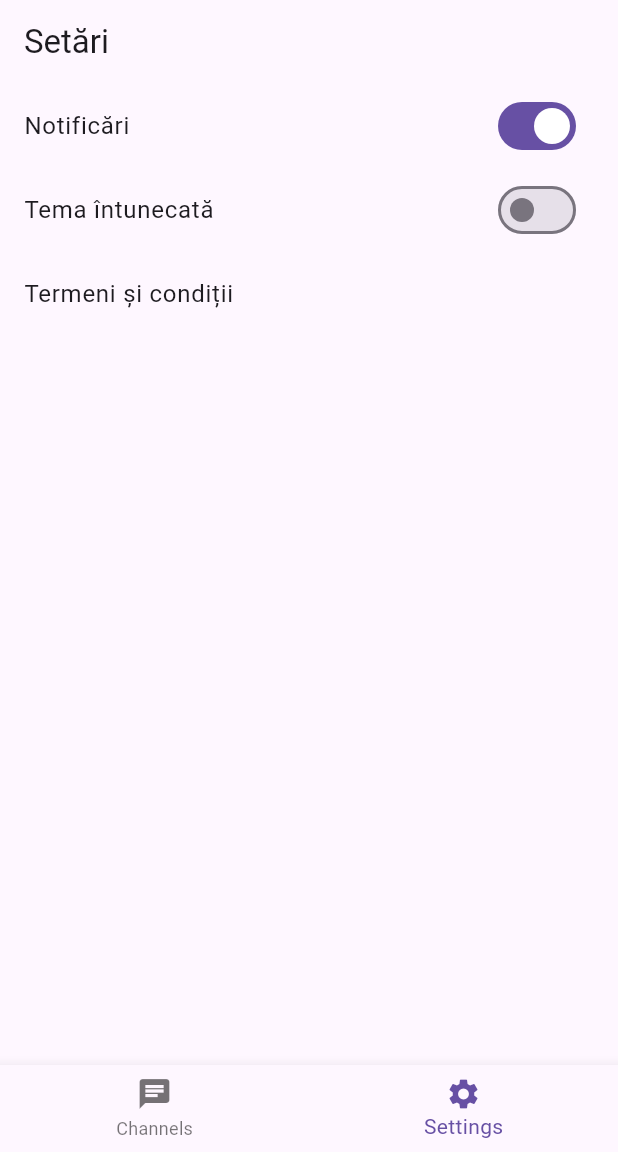
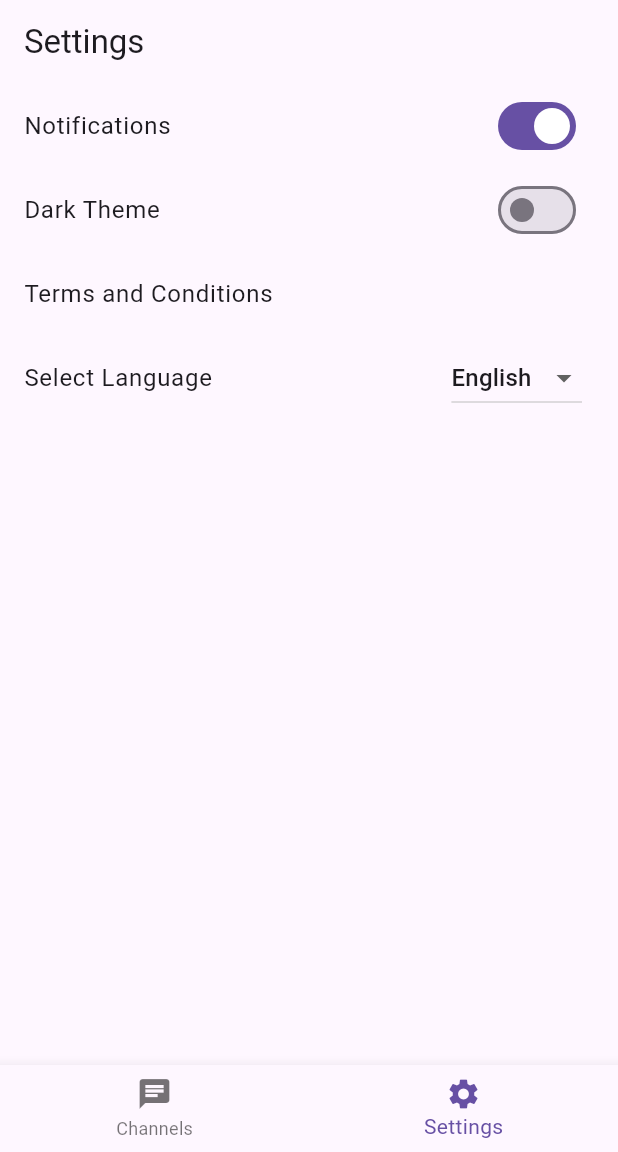
Before and after one commit to LazariaInk/ghost-chat, a Flutter app: the screen it shows once a user with an empty profile is signed in, item 2 of the bottom bar chosen, on a phone screen of 412 x 824 dp, the part 84-1236 px from its top. Run offline on Flutter 3.47's test engine with Material 3 defaults, Android fonts, the phone set to English and light mode, and no system bars; our stand-ins replace firebase_auth, firebase_core, google_sign_in, shared_preferences; accounts and stored records are empty; generated files the repository leaves out were written again.

Commit message:
add languages in applciation

```diff
--- /dev/null
+++ b/l10n.yaml
@@ -0,0 +1,4 @@
+arb-dir: lib\i10n
+template-arb-file: app_en.arb
+output-localization-file: app_localizations.dart
+output-class: AppLocalizations
--- /dev/null
+++ b/lib/i10n/app_en.arb
@@ -0,0 +1,8 @@
+{
+  "appTitle": "Ghost chat",
+  "settings": "Settings",
+  "notifications": "Notifications",
+  "darkTheme": "Dark Theme",
+  "termsAndConditions": "Terms and Conditions",
+  "selectLanguage": "Select Language"
+}
--- /dev/null
+++ b/lib/i10n/app_ro.arb
@@ -0,0 +1,8 @@
+{
+  "appTitle": "Ghost chat",
+  "settings": "Setări",
+  "notifications": "Notificări",
+  "darkTheme": "Tema întunecată",
+  "termsAndConditions": "Termeni și condiții",
+  "selectLanguage": "Selectează Limba"
+}
--- /dev/null
+++ b/lib/i10n/app_ru.arb
@@ -0,0 +1,8 @@
+{
+  "appTitle": "Ghost chat",
+  "settings": "Настройки",
+  "notifications": "Оповещение",
+  "darkTheme": "Темная тема",
+  "termsAndConditions": "Условия и положения",
+  "selectLanguage": "Выберите язык"
+}
--- a/lib/main.dart
+++ b/lib/main.dart
@@ -1,8 +1,10 @@
 import 'package:flutter/material.dart';
 import 'package:firebase_core/firebase_core.dart';
 import 'package:firebase_auth/firebase_auth.dart';
+import 'package:flutter_localizations/flutter_localizations.dart';
+import 'package:ghostchat/screen/main_screen.dart';
 import 'package:ghostchat/screen/sign_in_screen.dart';
-import 'package:ghostchat/screen/main_screen.dart';
+import 'package:flutter_gen/gen_l10n/app_localizations.dart';
 
 Future<void> main() async {
   WidgetsFlutterBinding.ensureInitialized();
@@ -18,8 +20,27 @@ Future<void> main() async {
   runApp(const MyApp());
 }
 
-class MyApp extends StatelessWidget {
+class MyApp extends StatefulWidget {
   const MyApp({super.key});
+
+  static void setLocale(BuildContext context, Locale newLocale) {
+    final _MyAppState? state = context.findAncestorStateOfType<_MyAppState>();
+    state?.setLocale(newLocale);
+  }
+
+  @override
+  _MyAppState createState() => _MyAppState();
+}
+
+class _MyAppState extends State<MyApp> {
+  Locale? _locale;
+  final GlobalKey<NavigatorState> navigatorKey = GlobalKey<NavigatorState>();
+
+  void setLocale(Locale locale) {
+    setState(() {
+      _locale = locale;
+    });
+  }
 
   @override
   Widget build(BuildContext context) {
@@ -28,6 +49,19 @@ class MyApp extends StatelessWidget {
       theme: ThemeData(
         primarySwatch: Colors.cyan,
       ),
+      navigatorKey: navigatorKey,
+      locale: _locale,
+      localizationsDelegates: const [
+        AppLocalizations.delegate,
+        GlobalMaterialLocalizations.delegate,
+        GlobalWidgetsLocalizations.delegate,
+        GlobalCupertinoLocalizations.delegate,
+      ],
+      supportedLocales: const [
+        Locale('en', ''),
+        Locale('ro', ''),
+        Locale('ru', ''),
+      ],
       home: StreamBuilder<User?>(
         stream: FirebaseAuth.instance.authStateChanges(),
         builder: (context, snapshot) {
--- a/lib/screen/settings_screen.dart
+++ b/lib/screen/settings_screen.dart
@@ -1,27 +1,56 @@
 import 'package:flutter/material.dart';
+import 'package:flutter_gen/gen_l10n/app_localizations.dart';
+import '../main.dart'; // Import MyApp pentru a folosi setLocale
 
-class SettingsScreen extends StatelessWidget {
+class SettingsScreen extends StatefulWidget {
   const SettingsScreen({super.key});
+
+  @override
+  State<SettingsScreen> createState() => _SettingsScreenState();
+}
+
+class _SettingsScreenState extends State<SettingsScreen> {
+  String _selectedLanguage = 'en';
 
   @override
   Widget build(BuildContext context) {
     return Scaffold(
       appBar: AppBar(
-        title: const Text('Setări'),
+        title: Text(AppLocalizations.of(context)!.settings),
       ),
       body: ListView(
         children: [
           ListTile(
-            title: const Text("Notificări"),
+            title: Text(AppLocalizations.of(context)!.notifications),
             trailing: Switch(value: true, onChanged: (val) {}),
           ),
           ListTile(
-            title: const Text("Tema întunecată"),
+            title: Text(AppLocalizations.of(context)!.darkTheme),
             trailing: Switch(value: false, onChanged: (val) {}),
           ),
           ListTile(
-            title: const Text("Termeni și condiții"),
+            title: Text(AppLocalizations.of(context)!.termsAndConditions),
             onTap: () {},
+          ),
+          ListTile(
+            title: Text(AppLocalizations.of(context)!.selectLanguage),
+            trailing: DropdownButton<String>(
+              value: _selectedLanguage,
+              items: const [
+                DropdownMenuItem(value: 'en', child: Text('English')),
+                DropdownMenuItem(value: 'ro', child: Text('Română')),
+                DropdownMenuItem(value: 'ru', child: Text('Русский')),
+              ],
+              onChanged: (String? newLanguage) {
+                if (newLanguage != null) {
+                  setState(() {
+                    _selectedLanguage = newLanguage;
+                    Locale newLocale = Locale(newLanguage);
+                    MyApp.setLocale(context, newLocale);
+                  });
+                }
+              },
+            ),
           ),
         ],
       ),
--- a/pubspec.yaml
+++ b/pubspec.yaml
@@ -2,7 +2,6 @@ name: ghostchat
 description: "A new Flutter project."
 
 publish_to: 'none'
-
 
 version: 1.0.0+1
 
@@ -11,6 +10,8 @@ environment:
 
 dependencies:
   flutter:
+    sdk: flutter
+  flutter_localizations:
     sdk: flutter
   shared_preferences: ^2.0.18
   flutter_launcher_icons: ^0.13.1
@@ -26,10 +27,10 @@ dev_dependencies:
   flutter_lints: ^4.0.0
 
 flutter:
-
   uses-material-design: true
   assets:
     - assets/
+  generate: true
 
 flutter_icons:
   android: true
```
Also changed, not shown: lib/shared_preference_helper.dart (added, +15 -0 lines), lib/theme.dart (added, +40 -0 lines), pubspec.lock.
